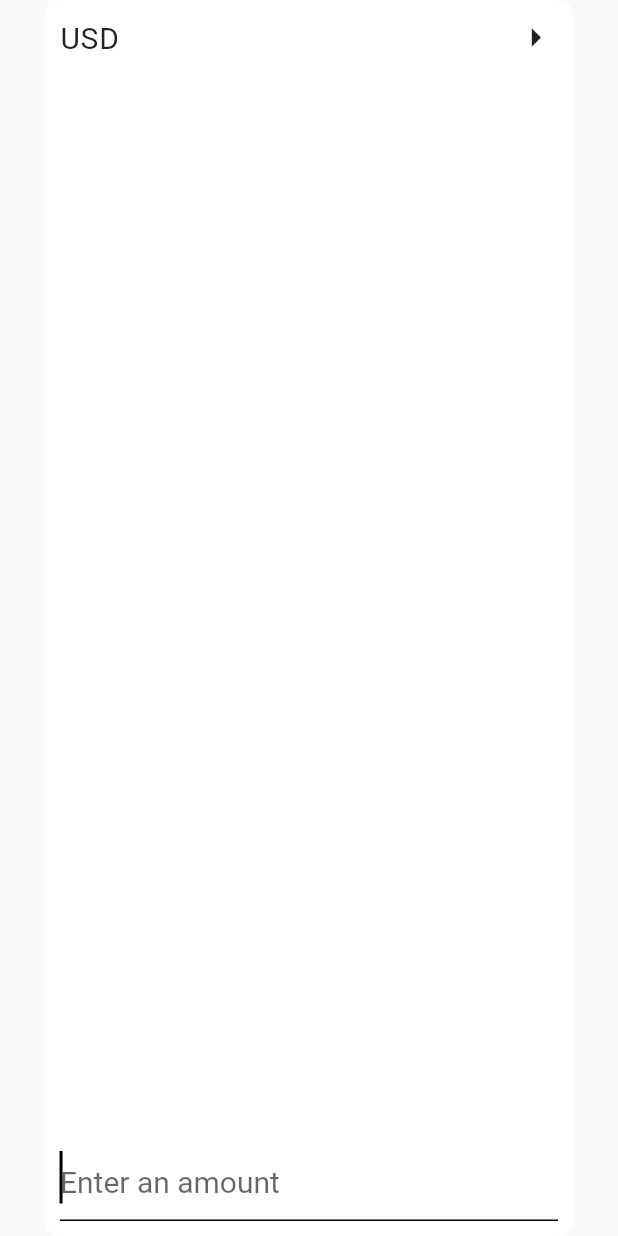
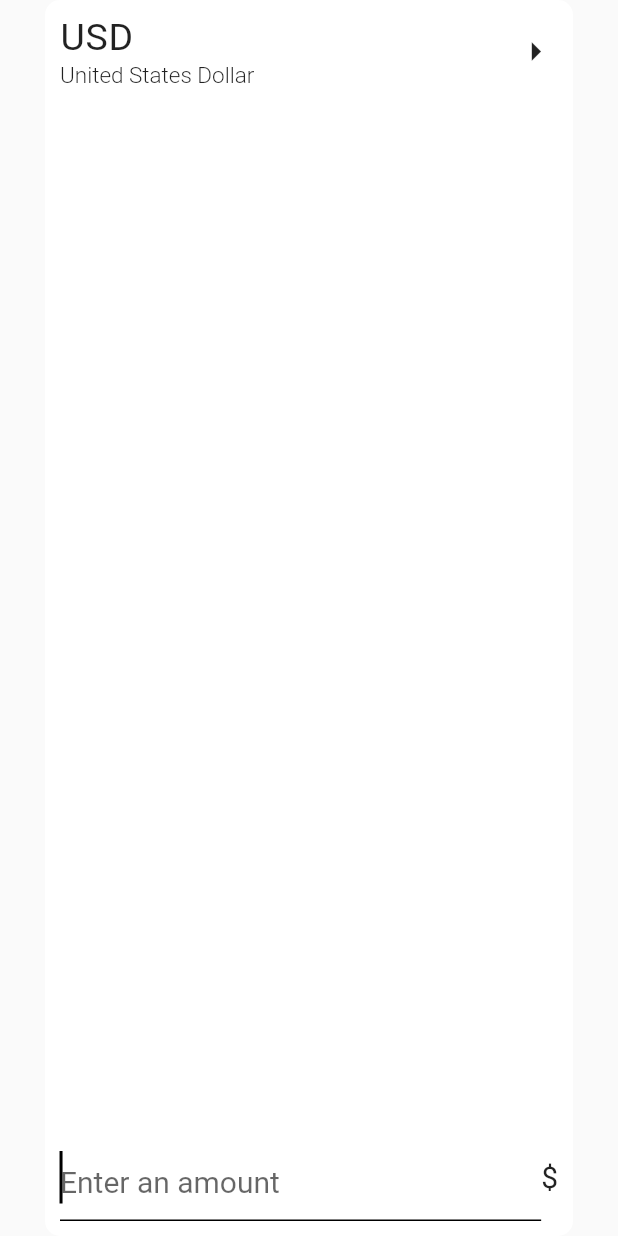
Before and after one commit to hridaypradhan/simplecalc, a Flutter app: the CurrencyCard widget shown alone on an empty page, opened directly, on a phone screen of 412 x 824 dp. Run offline on Flutter 3.47's test engine with Material 2 defaults, Android fonts, the phone set to English and light mode, and no system bars; our stand-ins replace font_awesome_flutter, math_expressions; statements that could not run were skipped.

Commit message:
Managed currency state using Provider

```diff
--- a/lib/currency_layout_units/currency_card.dart
+++ b/lib/currency_layout_units/currency_card.dart
@@ -1,10 +1,17 @@
 import 'package:flutter/material.dart';
+import 'package:provider/provider.dart';
 import 'package:simple_calc/utilities/constants.dart';
+import 'package:simple_calc/utilities/currency.dart';
+import 'package:simple_calc/utilities/currency_data.dart';
+import 'currency_changer.dart';
 
 class CurrencyCard extends StatelessWidget {
   final int flex;
+  final Function changeAmount;
+  final Currency currency;
 
-  CurrencyCard({this.flex});
+  CurrencyCard(
+      {this.flex, @required this.changeAmount, @required this.currency});
 
   @override
   Widget build(BuildContext context) {
@@ -23,15 +30,40 @@ class CurrencyCard extends StatelessWidget {
           crossAxisAlignment: CrossAxisAlignment.stretch,
           mainAxisAlignment: MainAxisAlignment.spaceBetween,
           children: <Widget>[
-            Row(
+            GestureDetector(
+              onTap: () {
+                showModalBottomSheet(
+                  context: context,
+                  builder: (context) => ChangeNotifierProvider.value(
+                    value: CurrencyData(),
+                    child: CurrencyChanger(),
+                  ),
+                );
+              },
+              child: Row(
                 mainAxisAlignment: MainAxisAlignment.spaceBetween,
                 children: <Widget>[
+                  Column(
+                    crossAxisAlignment: CrossAxisAlignment.start,
+                    children: <Widget>[
                       Text(
-                  'USD',
+                        '${currency.shortForm}',
                         style: TextStyle(
                           letterSpacing: 0.5,
-                    fontSize: 20.0,
+                          fontSize: 25.0,
                         ),
+                      ),
+                      SizedBox(
+                        height: 2.0,
+                      ),
+                      Text(
+                        '${currency.name}',
+                        style: TextStyle(
+                          fontWeight: FontWeight.w300,
+                          fontSize: 15.0,
+                        ),
+                      )
+                    ],
                   ),
                   Icon(
                     Icons.arrow_right,
@@ -39,8 +71,14 @@ class CurrencyCard extends StatelessWidget {
                   )
                 ],
               ),
-            TextField(
+            ),
+            Row(
+              children: <Widget>[
+                Flexible(
+                  child: TextField(
+                    onChanged: changeAmount,
                     autofocus: true,
+                    keyboardType: TextInputType.number,
                     style: TextStyle(
                       fontSize: 30.0,
                     ),
@@ -53,6 +91,15 @@ class CurrencyCard extends StatelessWidget {
                       ),
                     ),
                   ),
+                ),
+                Text(
+                  '${currency.symbol}',
+                  style: TextStyle(
+                    fontSize: 20.0,
+                  ),
+                ),
+              ],
+            ),
           ],
         ),
       ),
--- a/lib/main.dart
+++ b/lib/main.dart
@@ -6,6 +6,7 @@ import 'package:simple_calc/screens/calculator_screen.dart';
 import 'package:flutter/services.dart';
 import 'package:simple_calc/screens/currency_screen.dart';
 import 'package:simple_calc/utilities/bmi_data.dart';
+import 'package:simple_calc/utilities/currency_data.dart';
 import 'package:simple_calc/utilities/output_data.dart';
 
 void main() {
@@ -32,7 +33,10 @@ class Calc extends StatelessWidget {
               child: BMIInputScreen(),
             ),
         BMIResultScreen.id: (context) => BMIResultScreen(),
-        CurrencyScreen.id: (context) => CurrencyScreen(),
+        CurrencyScreen.id: (context) => ChangeNotifierProvider(
+              create: (context) => CurrencyData(),
+              child: CurrencyScreen(),
+            ),
       },
     );
   }
--- /dev/null
+++ b/lib/utilities/currency.dart
@@ -0,0 +1,9 @@
+class Currency {
+  String symbol, name, shortForm;
+
+  Currency(String shortForm, String name, String symbol) {
+    this.symbol = symbol;
+    this.name = name;
+    this.shortForm = shortForm;
+  }
+}
--- /dev/null
+++ b/lib/utilities/currency_data.dart
@@ -0,0 +1,48 @@
+import 'package:flutter/material.dart';
+import 'package:simple_calc/utilities/currency.dart';
+
+class CurrencyData extends ChangeNotifier {
+  double _currencyAmount1 = 1, _currencyAmount2 = 1;
+  Currency _currentCurrency1 = _currencies[0],
+      _currentCurrency2 = _currencies[1];
+
+  static final List<Currency> _currencies = [
+    Currency('USD', 'United States Dollar', '\$'),
+    Currency('INR', 'Indian Rupee', 'Rs'),
+  ];
+
+  static final List<Text> _currenciesAsWidgets = [
+    Text('USD'),
+    Text('INR'),
+  ];
+
+  void changeCurrency1(int index) {
+    print(_currentCurrency1.shortForm);
+    _currentCurrency1 = _currencies[index];
+    print(_currentCurrency1.shortForm);
+    notifyListeners();
+  }
+
+  void changeCurrency2(int index) {
+    _currentCurrency2 = _currencies[index];
+    notifyListeners();
+  }
+
+  void changeCurrencyAmount1(String newValue) {
+    _currencyAmount1 = double.parse(newValue);
+    notifyListeners();
+  }
+
+  void changeCurrencyAmount2(String newValue) {
+    _currencyAmount2 = double.parse(newValue);
+    notifyListeners();
+  }
+
+  Currency get currency1 => _currentCurrency1;
+  Currency get currency2 => _currentCurrency2;
+
+  List<Text> get currencyListAsWidgets => _currenciesAsWidgets;
+
+  double get amount1 => _currencyAmount1;
+  double get amount2 => _currencyAmount2;
+}
--- a/pubspec.yaml
+++ b/pubspec.yaml
@@ -32,6 +32,7 @@ dependencies:
   expressions: ^0.1.5
   math_expressions: ^2.0.1
   font_awesome_flutter: ^8.8.1
+  http: ^0.12.2
 
 
 dev_dependencies:
```
Also changed, not shown: lib/currency_layout_units/currency_changer.dart (added, +33 -0 lines), lib/screens/currency_screen.dart (+28 -6 lines), pubspec.lock. Lines whose indentation alone changed are shown as unchanged.
